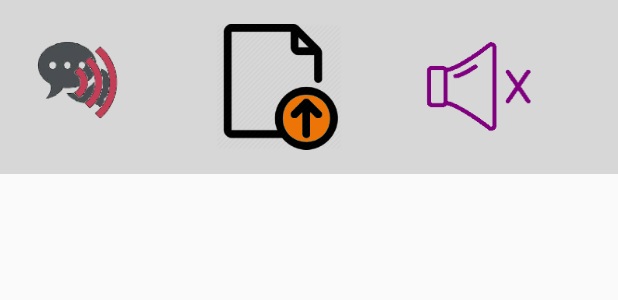
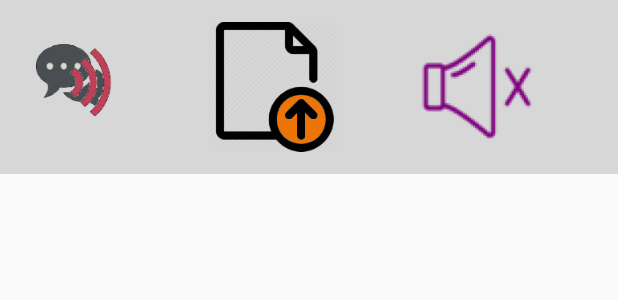
Before and after one commit to riopapa/sayNotiText, an Android app: the layout notification_bar.xml on its own in the app's theme, with its tools: preview values and no code run, on a phone screen of 412 x 824 dp. Shown: the top 300 px of the screen. Run offline under Robolectric (Android 15) with nearby library versions, the phone set to English and light mode, and no system bars; network calls fail.

Commit message:
Change notification bar icon sizes

```diff
--- a/app/src/main/java/com/urrecliner/andriod/saynotitext/NotificationService.java
+++ b/app/src/main/java/com/urrecliner/andriod/saynotitext/NotificationService.java
@@ -6,7 +6,6 @@ import android.app.PendingIntent;
 import android.app.Service;
 import android.content.Context;
 import android.content.Intent;
-import android.graphics.BitmapFactory;
 import android.os.Build;
 import android.os.IBinder;
 import android.support.annotation.Nullable;
@@ -36,10 +35,10 @@ public class NotificationService extends Service {
         super.onCreate();
         mContext = this;
         if (null != mRemoteViews) {
-            mRemoteViews.removeAllViews(R.layout.custom_notification_dark);
+            mRemoteViews.removeAllViews(R.layout.notification_bar);
             mRemoteViews = null;
         }
-        mRemoteViews = new RemoteViews(mContext.getPackageName(), R.layout.custom_notification_dark);
+        mRemoteViews = new RemoteViews(mContext.getPackageName(), R.layout.notification_bar);
     }
 
     @Nullable
@@ -86,10 +85,10 @@ public class NotificationService extends Service {
         if (null == mBuilder) {
             mBuilder = new NotificationCompat.Builder(mContext,"default")
                     .setSmallIcon(R.mipmap.ic_saynotitext_foreground)
-                    .setLargeIcon(BitmapFactory.decodeResource(mContext.getResources(),
-                            R.mipmap.ic_launcher))
+//                    .setLargeIcon(BitmapFactory.decodeResource(mContext.getResources(),
+//                            R.mipmap.ic_launcher))
                     .setContent(mRemoteViews)
-                    .setOnlyAlertOnce(false)
+                    .setOnlyAlertOnce(true)
                     .setAutoCancel(false)
                     .setOngoing(true);
         }
@@ -122,7 +121,8 @@ public class NotificationService extends Service {
 //            mRemoteViews.setTextViewText(R.id.music_title, newTitle);
 //            mMusicTitle = newTitle;
 //        }
-        mRemoteViews.setImageViewResource(R.id.stopSay, R.mipmap.ic_stop_saying);
+        mRemoteViews.setImageViewResource(R.id.reLoad, R.mipmap.ic_reload_foreground);
+        mRemoteViews.setImageViewResource(R.id.stopSay, R.mipmap.ic_stop_say_talking);
     }
 
     @Override
--- a/app/src/main/java/com/urrecliner/andriod/saynotitext/Text2Speech.java
+++ b/app/src/main/java/com/urrecliner/andriod/saynotitext/Text2Speech.java
@@ -102,7 +102,6 @@ public class Text2Speech {
         }
     }
 
-
     public void readyAudioTTS() {
         utils.readyAudioManager(mContext);
         if (ttsPitch == 0f) {
--- a/app/src/main/res/layout/custom_notification_dark.xml
+++ b/app/src/main/res/layout/notification_bar.xml
@@ -19,7 +19,7 @@
         <ImageView
             android:id="@+id/reLoad"
             android:layout_weight="1"
-            android:layout_width="24dp"
+            android:layout_width="32dp"
             android:padding="4dp"
             android:layout_height="wrap_content"
             android:src="@mipmap/ic_reload_foreground"
@@ -27,11 +27,11 @@
         <ImageView
             android:id="@+id/stopSay"
             android:layout_weight="1"
-            android:layout_width="24dp"
+            android:layout_width="32dp"
             android:layout_marginRight="48dp"
             android:padding="4dp"
             android:layout_height="wrap_content"
-            android:src="@mipmap/ic_stop_saying"
+            android:src="@mipmap/ic_stop_say_talking"
             android:layout_marginLeft="40dp" />
 
 </LinearLayout>
--- /dev/null
+++ b/app/src/main/res/mipmap-anydpi-v26/x_round.xml
@@ -0,0 +1,5 @@
+<?xml version="1.0" encoding="utf-8"?>
+<adaptive-icon xmlns:android="http://schemas.android.com/apk/res/android">
+    <background android:drawable="@mipmap/x_background"/>
+    <foreground android:drawable="@mipmap/ic_stop_say_talking"/>
+</adaptive-icon>
```
Also changed, not shown: app/src/main/res/mipmap-hdpi/ic_stop_say_talking.png (added), app/src/main/res/mipmap-mdpi/ic_stop_say_talking.png (added), app/src/main/res/mipmap-xhdpi/ic_stop_say_talking.png (added), app/src/main/res/mipmap-xxhdpi/ic_stop_say_talking.png (added), app/src/main/res/mipmap-xxxhdpi/ic_stop_say_talking.png (added).
